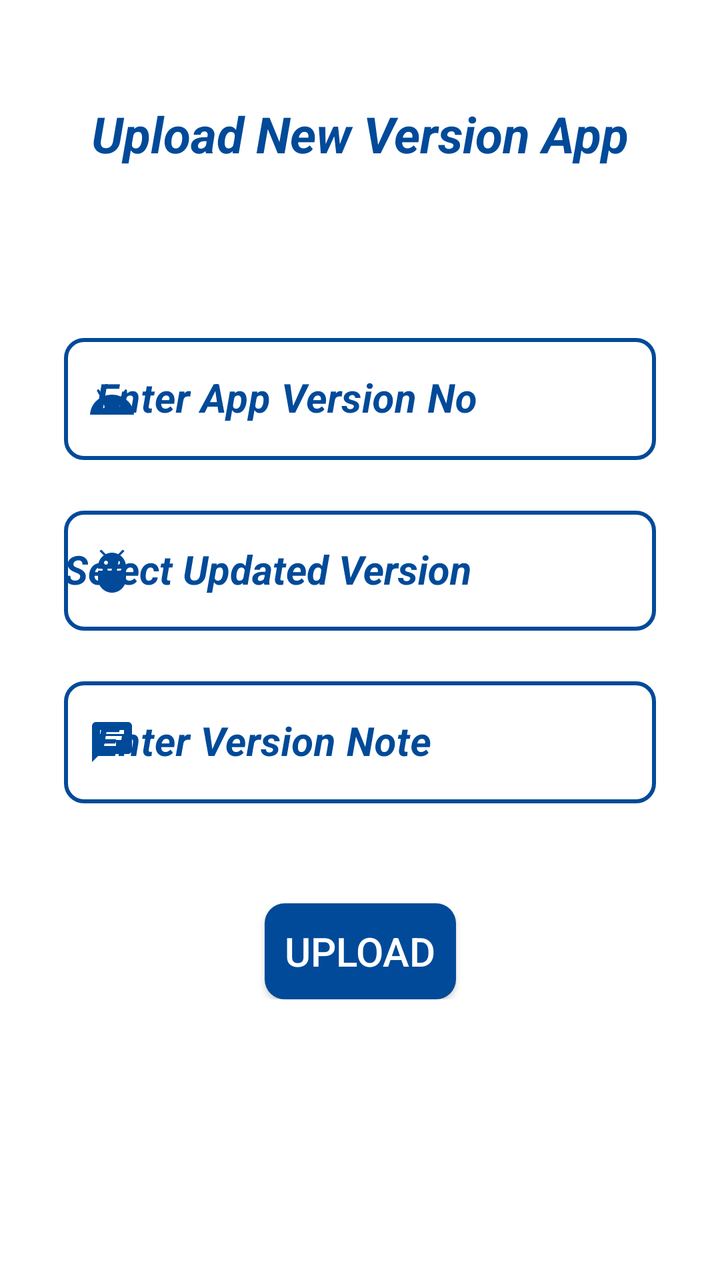
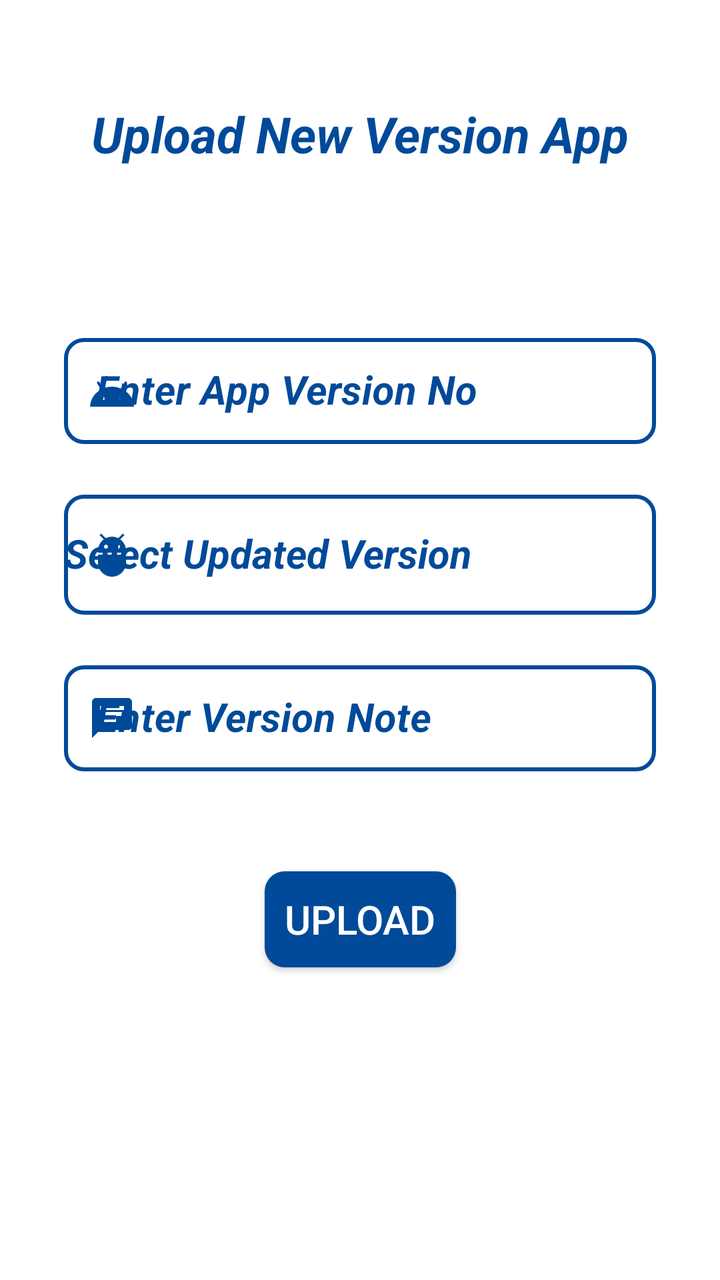

Before-and-after screenshots of an Android layout around one commit, followed by the original layout XML and the change that was made.
<!-- AndroidManifest.xml: application theme AppTheme -->
<!-- res/layout/fragment_app_upload.xml -->
<?xml version="1.0" encoding="utf-8"?>
<FrameLayout xmlns:android="http://schemas.android.com/apk/res/android"
    xmlns:app="http://schemas.android.com/apk/res-auto"
    xmlns:tools="http://schemas.android.com/tools"
    android:layout_width="match_parent"
    android:layout_height="match_parent"
    android:background="@color/white"
    tools:context=".AdminActivity.AppUploadFragment">

    <androidx.constraintlayout.widget.ConstraintLayout
        android:layout_width="match_parent"
        android:layout_height="wrap_content">

        <TextView
            android:id="@+id/appUploadHeading"
            android:layout_width="wrap_content"
            android:layout_height="wrap_content"
            android:layout_marginTop="50dp"
            android:text="@string/upload_new_version_app"
            android:textColor="@color/background"
            android:textSize="25sp"
            android:textStyle="bold|italic"
            app:layout_constraintEnd_toEndOf="parent"
            app:layout_constraintStart_toStartOf="parent"
            app:layout_constraintTop_toTopOf="parent" />

        <com.google.android.material.textfield.TextInputLayout
            android:id="@+id/appUpVersionLayout"
            style="@style/Widget.MaterialComponents.TextInputLayout.OutlinedBox"
            android:layout_width="0dp"
            android:layout_height="wrap_content"
            android:layout_marginStart="32dp"
            android:layout_marginTop="80dp"
            android:layout_marginEnd="32dp"
            android:hint="@string/app_version_no"
            android:textColorHint="@color/background"
            android:theme="@style/ThemeOverlay.AppTheme.TextInputEditText.Outlined"
            app:boxCornerRadiusBottomEnd="10dp"
            app:boxCornerRadiusBottomStart="10dp"
            app:boxCornerRadiusTopEnd="10dp"
            app:boxCornerRadiusTopStart="10dp"
            app:boxStrokeColor="@color/grey"
            app:boxStrokeWidth="2dp"
            app:boxStrokeWidthFocused="2dp"
            app:endIconMode="clear_text"
            app:endIconTint="@color/background"
            app:errorTextColor="@color/red"
            app:hintTextColor="@color/background"
            app:layout_constraintEnd_toEndOf="parent"
            app:layout_constraintStart_toStartOf="parent"
            app:layout_constraintTop_toBottomOf="@+id/appUploadHeading"
            app:startIconDrawable="@drawable/ic_nav_app_ver"
            app:startIconTint="@color/background">

            <com.google.android.material.textfield.TextInputEditText
                android:id="@+id/appVersionNo"
                android:layout_width="match_parent"
                android:layout_height="wrap_content"
                android:imeOptions="actionDone"
                android:inputType="numberDecimal"
                android:textColor="@color/background"
                android:textCursorDrawable="@drawable/color_cursor"
                android:textSize="20sp"
                android:textStyle="bold|italic" />
        </com.google.android.material.textfield.TextInputLayout>

        <com.google.android.material.textfield.TextInputLayout
            android:id="@+id/appUpFileLayout"
            style="@style/Widget.MaterialComponents.TextInputLayout.OutlinedBox"
            android:layout_width="0dp"
            android:layout_height="wrap_content"
            android:layout_marginTop="20dp"
            android:hint="@string/select_updated_version"
            android:textColorHint="@color/background"
            android:theme="@style/ThemeOverlay.AppTheme.TextInputEditText.Outlined"
            app:boxCornerRadiusBottomEnd="10dp"
            app:boxCornerRadiusBottomStart="10dp"
            app:boxCornerRadiusTopEnd="10dp"
            app:boxCornerRadiusTopStart="10dp"
            app:boxStrokeColor="@color/grey"
            app:boxStrokeWidth="2dp"
            app:boxStrokeWidthFocused="2dp"
            app:errorTextColor="@color/red"
            app:hintTextColor="@color/background"
            app:layout_constraintEnd_toEndOf="@+id/appUpVersionLayout"
            app:layout_constraintStart_toStartOf="@+id/appUpVersionLayout"
            app:layout_constraintTop_toBottomOf="@+id/appUpVersionLayout"
            app:startIconDrawable="@drawable/ic_app_dec"
            app:startIconTint="@color/background">

            <AutoCompleteTextView
                android:id="@+id/appUpFile"
                android:layout_width="match_parent"
                android:layout_height="60sp"
                android:inputType="none"
                android:textColor="@color/background"
                android:textSize="20sp"
                android:textStyle="bold|italic"
                tools:ignore="LabelFor" />
        </com.google.android.material.textfield.TextInputLayout>

        <com.google.android.material.textfield.TextInputLayout
            android:id="@+id/appUpNoteLayout"
            style="@style/Widget.MaterialComponents.TextInputLayout.OutlinedBox"
            android:layout_width="0dp"
            android:layout_height="wrap_content"
            android:layout_marginTop="20dp"
            android:hint="@string/new_version_note"
            android:textColorHint="@color/background"
            android:theme="@style/ThemeOverlay.AppTheme.TextInputEditText.Outlined"
            app:boxCornerRadiusBottomEnd="10dp"
            app:boxCornerRadiusBottomStart="10dp"
            app:boxCornerRadiusTopEnd="10dp"
            app:boxCornerRadiusTopStart="10dp"
            app:boxStrokeColor="@color/grey"
            app:boxStrokeWidth="2dp"
            app:boxStrokeWidthFocused="2dp"
            app:endIconMode="clear_text"
            app:endIconTint="@color/background"
            app:errorTextColor="@color/red"
            app:hintTextColor="@color/background"
            app:layout_constraintEnd_toEndOf="@+id/appUpFileLayout"
            app:layout_constraintStart_toStartOf="@+id/appUpFileLayout"
            app:layout_constraintTop_toBottomOf="@+id/appUpFileLayout"
            app:startIconDrawable="@drawable/ic_remarks"
            app:startIconTint="@color/background">

            <com.google.android.material.textfield.TextInputEditText
                android:id="@+id/appUpNote"
                android:layout_width="match_parent"
                android:layout_height="wrap_content"
                android:imeOptions="actionSend"
                android:inputType="textCapWords"
                android:textColor="@color/background"
                android:textCursorDrawable="@drawable/color_cursor"
                android:textSize="20sp"
                android:textStyle="bold|italic" />
        </com.google.android.material.textfield.TextInputLayout>

        <androidx.appcompat.widget.AppCompatButton
            android:id="@+id/appUploadButton"
            android:layout_width="wrap_content"
            android:layout_height="wrap_content"
            android:layout_marginTop="50dp"
            android:background="@drawable/button_background"
            android:text="  Upload  "
            android:textColor="@color/white"
            android:textSize="20sp"
            app:layout_constraintEnd_toEndOf="parent"
            app:layout_constraintStart_toStartOf="parent"
            app:layout_constraintTop_toBottomOf="@+id/appUpNoteLayout"
            tools:ignore="HardcodedText" />

    </androidx.constraintlayout.widget.ConstraintLayout>

</FrameLayout>
<!-- resources referenced by this layout -->
<resources>
  <color name="background">#004A99</color>
  <color name="grey">#808080</color>
  <color name="red">#FF0000</color>
  <color name="white">#FFFFFFFF</color>
  <!-- drawable button_background (drawable) -->
  <?xml version="1.0" encoding="utf-8"?>
  <ripple xmlns:android="http://schemas.android.com/apk/res/android"
      android:color="@color/white">
      <item>
          <shape android:shape="rectangle">
              <solid android:color="@color/background" />
              <corners android:radius="10dp" />
          </shape>
      </item>
  </ripple>
  <!-- drawable color_cursor (drawable) -->
  <?xml version="1.0" encoding="utf-8"?>
  <shape xmlns:android="http://schemas.android.com/apk/res/android"
      android:shape="rectangle">
      <size android:width="2dp" />
      <solid android:color="@color/background" />
  </shape>
  <!-- drawable ic_app_dec (drawable) -->
  <vector xmlns:android="http://schemas.android.com/apk/res/android"
      android:width="24dp"
      android:height="24dp"
      android:tint="#FFFFFF"
      android:viewportWidth="24"
      android:viewportHeight="24">
      <path
          android:fillColor="@android:color/white"
          android:pathData="M5,16c0,3.87 3.13,7 7,7s7,-3.13 7,-7v-4L5,12v4zM16.12,4.37l2.1,-2.1 -0.82,-0.83 -2.3,2.31C14.16,3.28 13.12,3 12,3s-2.16,0.28 -3.09,0.75L6.6,1.44l-0.82,0.83 2.1,2.1C6.14,5.64 5,7.68 5,10v1h14v-1c0,-2.32 -1.14,-4.36 -2.88,-5.63zM9,9c-0.55,0 -1,-0.45 -1,-1s0.45,-1 1,-1 1,0.45 1,1 -0.45,1 -1,1zM15,9c-0.55,0 -1,-0.45 -1,-1s0.45,-1 1,-1 1,0.45 1,1 -0.45,1 -1,1z" />
  </vector>
  <!-- drawable ic_nav_app_ver (drawable) -->
  <vector xmlns:android="http://schemas.android.com/apk/res/android"
      android:width="24dp"
      android:height="24dp"
      android:tint="@color/background"
      android:viewportWidth="24"
      android:viewportHeight="24">
      <path
          android:fillColor="@android:color/white"
          android:pathData="M17.6,11.48 L19.44,8.3a0.63,0.63 0,0 0,-1.09 -0.63l-1.88,3.24a11.43,11.43 0,0 0,-8.94 0L5.65,7.67a0.63,0.63 0,0 0,-1.09 0.63L6.4,11.48A10.81,10.81 0,0 0,1 20L23,20A10.81,10.81 0,0 0,17.6 11.48ZM7,17.25A1.25,1.25 0,1 1,8.25 16,1.25 1.25,0 0,1 7,17.25ZM17,17.25A1.25,1.25 0,1 1,18.25 16,1.25 1.25,0 0,1 17,17.25Z" />
  </vector>
  <!-- drawable ic_remarks (drawable) -->
  <vector xmlns:android="http://schemas.android.com/apk/res/android"
      android:width="24dp"
      android:height="24dp"
      android:tint="@color/background"
      android:viewportWidth="24"
      android:viewportHeight="24">
      <path
          android:fillColor="@android:color/white"
          android:pathData="M20,2L4,2c-1.1,0 -1.99,0.9 -1.99,2L2,22l4,-4h14c1.1,0 2,-0.9 2,-2L22,4c0,-1.1 -0.9,-2 -2,-2zM6,9h12v2L6,11L6,9zM14,14L6,14v-2h8v2zM18,8L6,8L6,6h12v2z" />
  </vector>
  <string name="app_version_no">Enter App Version No</string>
  <string name="new_version_note">Enter Version Note</string>
  <string name="select_updated_version">Select Updated Version</string>
  <string name="upload_new_version_app">Upload New Version App</string>
  <style name="ThemeOverlay.AppTheme.TextInputEditText.Outlined" parent="">
          <item name="colorControlActivated">@color/background</item>
      </style>
  <style name="AppTheme" parent="Theme.MaterialComponents.Light.DarkActionBar">
          
          
          
          <item name="colorPrimary">@color/background</item>
          <item name="colorPrimaryDark">@color/background</item>
          <item name="colorAccent">@color/background</item>
          
          <item name="colorSurface">@color/background</item>
          
          <item name="android:itemTextAppearance">@style/OptionsMenuStyle</item>
      </style>
  <style name="OptionsMenuStyle" parent="@style/TextAppearance.AppCompat.Widget.ActionBar.Title">
          <item name="android:textColor">@color/background</item>
          <item name="android:textStyle">italic|bold</item>
          <item name="android:textSize">15sp</item>
      </style>
</resources>

<!-- the commit's change to res/layout/fragment_app_upload.xml (unified diff, before → after) -->
@@ -9,7 +9,7 @@
 
     <androidx.constraintlayout.widget.ConstraintLayout
         android:layout_width="match_parent"
-        android:layout_height="wrap_content">
+        android:layout_height="match_parent">
 
         <TextView
             android:id="@+id/appUploadHeading"
<!-- resource entries referenced after the edit -->
@@ -59,7 +59,7 @@
   <string name="new_version_note">Enter Version Note</string>
   <string name="select_updated_version">Select Updated Version</string>
   <string name="upload_new_version_app">Upload New Version App</string>
-  <style name="ThemeOverlay.AppTheme.TextInputEditText.Outlined" parent="">
+  <style name="ThemeOverlay.AppTheme.TextInputEditText.Outlined" parent="Widget.MaterialComponents.TextInputLayout.OutlinedBox.Dense">
           <item name="colorControlActivated">@color/background</item>
       </style>
   <style name="AppTheme" parent="Theme.MaterialComponents.Light.DarkActionBar">
